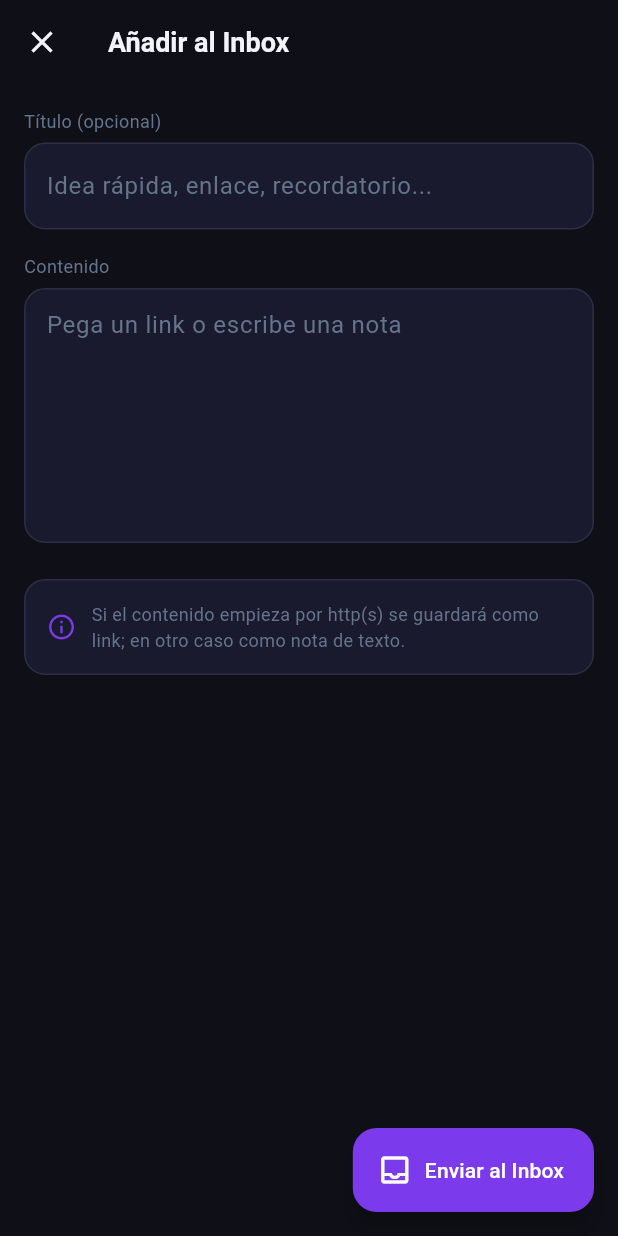
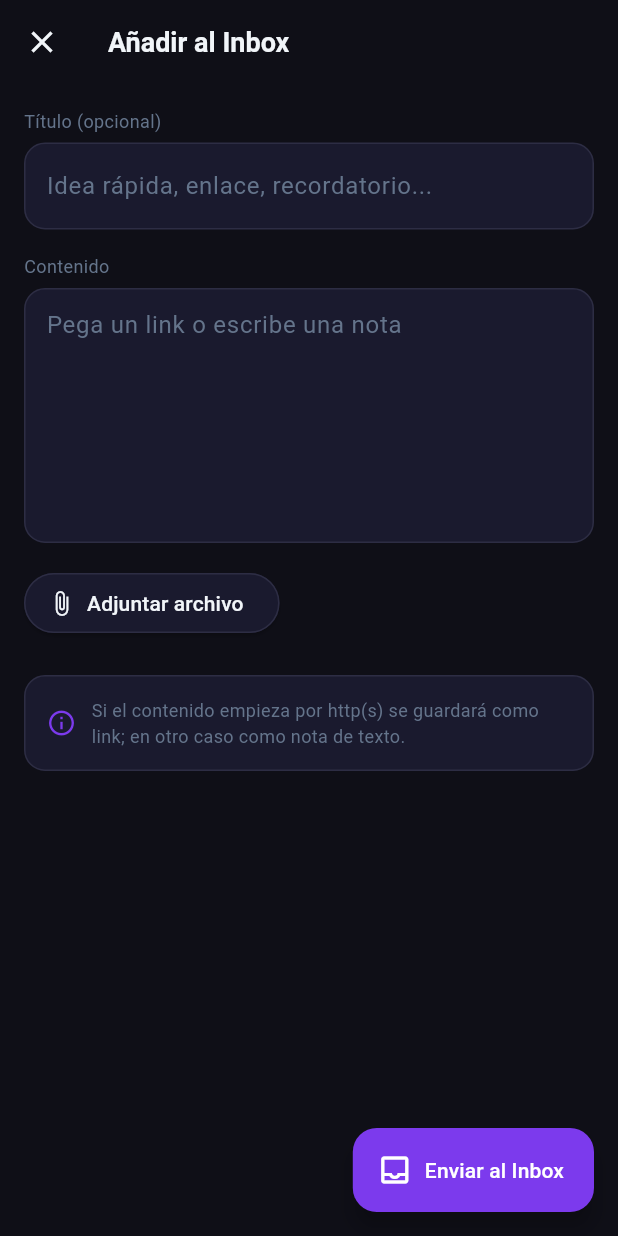
Before and after one commit to anabar3/hackathon2026, a Flutter app: the AddInboxScreen screen opened directly with empty values, after a tap on "Enviar al Inbox", on a phone screen of 412 x 824 dp. Run offline on Flutter 3.47's test engine with Material 3 defaults, Android fonts, the phone set to English and light mode, and no system bars; our stand-ins replace file_picker, supabase_flutter; accounts and stored records are empty.

Commit message:
Inbox: imagenes

```diff
--- a/lib/screens/add_inbox_screen.dart
+++ b/lib/screens/add_inbox_screen.dart
@@ -1,3 +1,6 @@
+import 'dart:typed_data';
+
+import 'package:file_picker/file_picker.dart';
 import 'package:flutter/material.dart';
 import '../services/supabase_service.dart';
 import '../theme/app_theme.dart';
@@ -16,6 +19,9 @@ class _AddInboxScreenState extends State<AddInboxScreen> {
   final _controller = TextEditingController();
   final _titleController = TextEditingController();
   bool _saving = false;
+  Uint8List? _pickedBytes;
+  String? _pickedFileName;
+  String? _pickedMime;
 
   @override
   void dispose() {
@@ -26,9 +32,23 @@ class _AddInboxScreenState extends State<AddInboxScreen> {
 
   Future<void> _save() async {
     final text = _controller.text.trim();
-    if (text.isEmpty) return;
+    final hasFile = _pickedBytes != null && _pickedFileName != null;
+    if (text.isEmpty && !hasFile) return;
     setState(() => _saving = true);
     try {
+      if (hasFile) {
+        final tipo = _determineTipo(_pickedMime, _pickedFileName!);
+        await _service.guardarArchivoEnInbox(
+          bytes: _pickedBytes!,
+          fileName: _pickedFileName!,
+          mimeType: _pickedMime ?? 'application/octet-stream',
+          tipo: tipo,
+          titulo: _titleController.text.trim().isEmpty
+              ? _pickedFileName
+              : _titleController.text.trim(),
+          tableroId: null,
+        );
+      } else {
         final isLink = text.startsWith('http://') || text.startsWith('https://');
         if (isLink) {
           await _service.guardarLinkEnInbox(
@@ -45,6 +65,7 @@ class _AddInboxScreenState extends State<AddInboxScreen> {
                 : _titleController.text.trim(),
           );
         }
+      }
       if (mounted) {
         await widget.onSaved();
         ScaffoldMessenger.of(context).showSnackBar(
@@ -52,10 +73,73 @@ class _AddInboxScreenState extends State<AddInboxScreen> {
         );
         _controller.clear();
         _titleController.clear();
+        _pickedBytes = null;
+        _pickedFileName = null;
+        _pickedMime = null;
       }
     } finally {
       if (mounted) setState(() => _saving = false);
     }
+  }
+
+  Future<void> _pickFile() async {
+    final result = await FilePicker.platform.pickFiles(
+      withData: true,
+      allowMultiple: false,
+    );
+    if (result == null || result.files.isEmpty) return;
+    final file = result.files.first;
+    if (file.bytes == null) return;
+    setState(() {
+      _pickedBytes = file.bytes;
+      _pickedFileName = file.name;
+      _pickedMime = _guessMime(file.extension);
+    });
+  }
+
+  String _guessMime(String? ext) {
+    if (ext == null) return 'application/octet-stream';
+    final e = ext.toLowerCase();
+    switch (e) {
+      case 'png':
+        return 'image/png';
+      case 'jpg':
+      case 'jpeg':
+        return 'image/jpeg';
+      case 'webp':
+        return 'image/webp';
+      case 'gif':
+        return 'image/gif';
+      case 'mp3':
+        return 'audio/mpeg';
+      case 'wav':
+        return 'audio/wav';
+      case 'm4a':
+        return 'audio/mp4';
+      case 'mp4':
+        return 'video/mp4';
+      case 'mov':
+        return 'video/quicktime';
+      case 'pdf':
+        return 'application/pdf';
+      default:
+        return 'application/octet-stream';
+    }
+  }
+
+  String _determineTipo(String? mime, String name) {
+    final m = mime ?? '';
+    if (m.startsWith('image/')) return 'imagen';
+    if (m.startsWith('audio/')) return 'audio';
+    if (m.startsWith('video/')) return 'video';
+    final lower = name.toLowerCase();
+    if (lower.endsWith('.png') ||
+        lower.endsWith('.jpg') ||
+        lower.endsWith('.jpeg') ||
+        lower.endsWith('.webp')) return 'imagen';
+    if (lower.endsWith('.mp3') || lower.endsWith('.wav') || lower.endsWith('.m4a')) return 'audio';
+    if (lower.endsWith('.mp4') || lower.endsWith('.mov')) return 'video';
+    return 'archivo';
   }
 
   @override
@@ -107,6 +191,66 @@ class _AddInboxScreenState extends State<AddInboxScreen> {
               controller: _controller,
               hint: 'Pega un link o escribe una nota',
               maxLines: 6,
+            ),
+            const SizedBox(height: 16),
+            Row(
+              children: [
+                ElevatedButton.icon(
+                  onPressed: _saving ? null : _pickFile,
+                  icon: const Icon(Icons.attach_file, size: 18),
+                  label: const Text('Adjuntar archivo'),
+                  style: ElevatedButton.styleFrom(
+                    backgroundColor: AppColors.surface,
+                    foregroundColor: AppColors.foreground,
+                    side: const BorderSide(color: AppColors.border),
+                  ),
+                ),
+                const SizedBox(width: 12),
+                if (_pickedFileName != null)
+                  Expanded(
+                    child: Container(
+                      padding: const EdgeInsets.symmetric(horizontal: 12, vertical: 10),
+                      decoration: BoxDecoration(
+                        color: AppColors.surface,
+                        borderRadius: BorderRadius.circular(12),
+                        border: Border.all(color: AppColors.border),
+                      ),
+                      child: Row(
+                        children: [
+                          const Icon(Icons.insert_drive_file_outlined,
+                              color: AppColors.primary, size: 18),
+                          const SizedBox(width: 8),
+                          Expanded(
+                            child: Text(
+                              _pickedFileName!,
+                              maxLines: 1,
+                              overflow: TextOverflow.ellipsis,
+                              style: const TextStyle(
+                                color: AppColors.foreground,
+                                fontSize: 12,
+                              ),
+                            ),
+                          ),
+                          GestureDetector(
+                            onTap: _saving
+                                ? null
+                                : () {
+                                    setState(() {
+                                      _pickedBytes = null;
+                                      _pickedFileName = null;
+                                      _pickedMime = null;
+                                    });
+                                  },
+                            child: const Padding(
+                              padding: EdgeInsets.all(4.0),
+                              child: Icon(Icons.close, size: 16, color: AppColors.mutedForeground),
+                            ),
+                          ),
+                        ],
+                      ),
+                    ),
+                  ),
+              ],
             ),
             const SizedBox(height: 24),
             Container(
--- a/pubspec.yaml
+++ b/pubspec.yaml
@@ -35,6 +35,7 @@ dependencies:
   # Use with the CupertinoIcons class for iOS style icons.
   cupertino_icons: ^1.0.8
   supabase_flutter: ^2.12.0
+  file_picker: ^8.0.0
 
 dev_dependencies:
   flutter_test:
```
Also changed, not shown: lib/services/supabase_service.dart (+35 -8 lines), pubspec.lock, 1 other file. Lines whose indentation alone changed are shown as unchanged.
